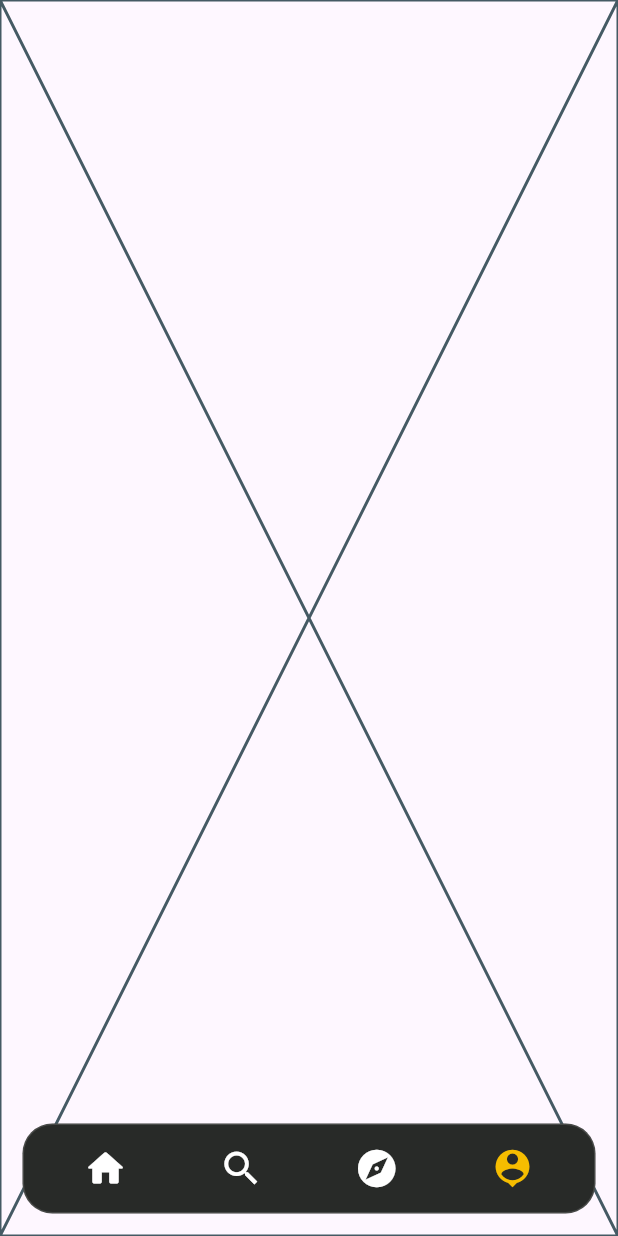
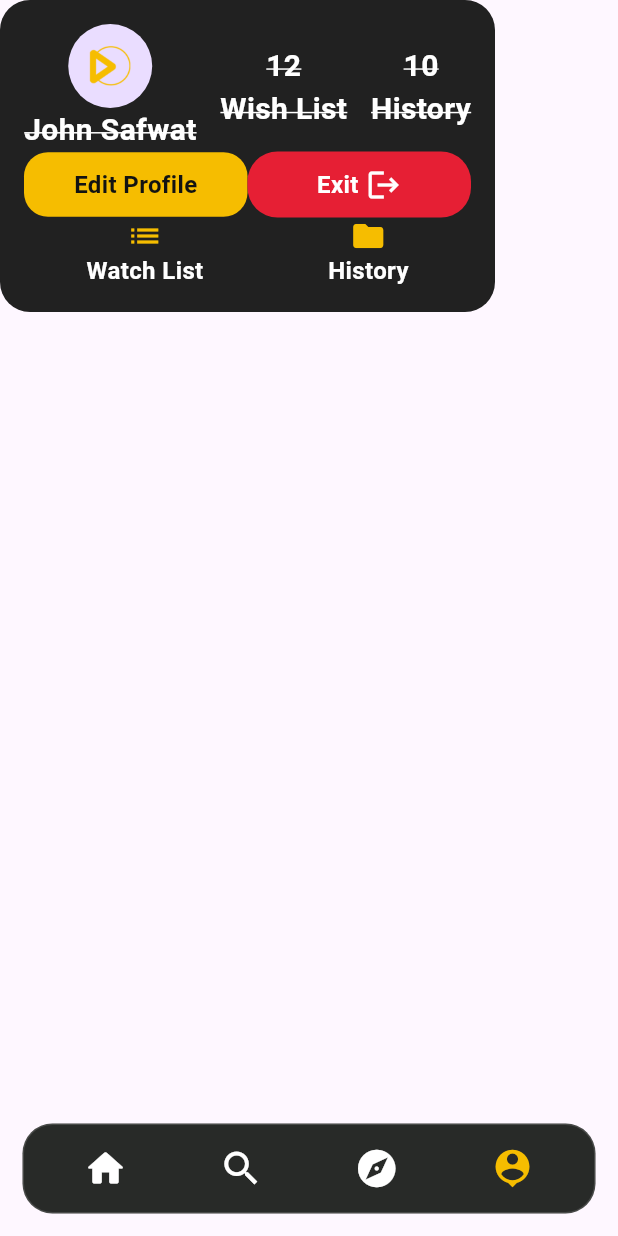
Before and after one commit to mariemtayel2-wq/movies_app, a Flutter app: the MainScreen screen opened by its route, item 4 of the bottom bar chosen, on a phone screen of 412 x 824 dp. Run offline on Flutter 3.47's test engine with Material 3 defaults, Android fonts, the phone set to English and light mode, and no system bars; our stand-ins replace auto_route, flutter_screenutil, google_fonts, shared_preferences; accounts and stored records are empty.

Commit message:
launcher icon app router ui profile and Browes

```diff
--- a/lib/core/resources/assets_manager.dart
+++ b/lib/core/resources/assets_manager.dart
@@ -10,5 +10,6 @@ abstract class AssetsManager {
   static const String register="assets/images/registerimage.png";
   static const String forgotpass="assets/images/forgetpass.png";
   static const String impatyimage="assets/images/imptyimage.png";
+  static const String launcericon="assets/images/launchericon.png";
 
 }
--- a/lib/core/resources/color_manager.dart
+++ b/lib/core/resources/color_manager.dart
@@ -8,4 +8,9 @@ abstract class ColorManager {
   static Color primaryblack = const Color(0xff121312);
   static Color primarywhite = const Color(0xffFFFFFF);
   static Color primaryRed = const Color(0xffe61f34);
+  static Color primarytarnsport=Colors.transparent;
+  static Color primarygray=Color(0xff121312B5);
+  static Color primarygrayprofile=Color(0xff212121);
+
+
 }
--- a/lib/core/resources/nav bages.dart
+++ b/lib/core/resources/nav bages.dart
@@ -7,8 +7,8 @@ import 'package:movies_app/features/homescreen/tabapages/ProfilePage.dart';
 class NavRoutes {
   static final List<Widget> pages = [
     Homepage(),
-    Browespage(),
-    Favoritespage(),
+    BrowesPage(),
+    FavoritesPage(),
     Profilepage(),
   ];
 }
--- a/lib/core/resources/textstyle_manager.dart
+++ b/lib/core/resources/textstyle_manager.dart
@@ -68,7 +68,6 @@ TextStyle buttonStyle({Color color = Colors.white}) => getTextStyle(
   fontSize: 16,
   fontWeight: FontWeight.w600,
   color: color,
-  letterSpacing: 1.2,
 );
 
 TextStyle linkStyle({Color color = Colors.blue}) => getTextStyle(
@@ -126,9 +125,10 @@ TextStyle priceStyle({Color color = Colors.green}) => getTextStyle(
   letterSpacing: 0.5,
 );
 
-TextStyle strikeThroughStyle({Color color = Colors.grey}) => getTextStyle(
-  fontSize: 14,
+TextStyle sourceStyle({Color color = Colors.grey}) => getTextStyle(
+  fontSize: 20,
   color: color,
   decoration: TextDecoration.lineThrough,
   decorationColor: color,
+  fontWeight: FontWeight.bold
 );
--- a/lib/core/route_manger/app_router.dart
+++ b/lib/core/route_manger/app_router.dart
@@ -2,6 +2,10 @@ import 'package:auto_route/auto_route.dart';
 import 'package:flutter/material.dart';
 import 'package:movies_app/features/forget/forgetscreen.dart';
 import 'package:movies_app/features/homescreen/mainsreen.dart';
+import 'package:movies_app/features/homescreen/tabapages/BrowesPage.dart';
+import 'package:movies_app/features/homescreen/tabapages/FavoritesPage.dart';
+import 'package:movies_app/features/homescreen/tabapages/HomePage.dart';
+import 'package:movies_app/features/homescreen/tabapages/ProfilePage.dart';
 import 'package:movies_app/features/login/presentation.dart';
 import 'package:movies_app/features/onBordingscreen/presentation.dart';
 import 'package:movies_app/features/register/presentation.dart';
@@ -21,6 +25,10 @@ class AppRouter extends RootStackRouter {
     AutoRoute(page: ForgetPasswordRoute.page),
     AutoRoute(page: MainRoute.page),
 
+    AutoRoute(page: ProfileRoute.page),
+    AutoRoute(page: BrowesRoute.page),
+    AutoRoute(page: HomeRoute.page),
+    AutoRoute(page: FavoritesRoute.page),
 
   ];
 }
--- /dev/null
+++ b/lib/core/widget/profile_card.dart
@@ -0,0 +1,116 @@
+import 'package:flutter/material.dart';
+import 'package:flutter_screenutil/flutter_screenutil.dart';
+import 'package:movies_app/core/resources/color_manager.dart';
+import 'package:movies_app/core/resources/textstyle_manager.dart';
+import '../resources/assets_manager.dart';
+
+class ProfileCard extends StatelessWidget {
+  const ProfileCard({super.key});
+
+  @override
+  Widget build(BuildContext context) {
+    return Container(
+      width: 330,
+      padding: const EdgeInsets.all(16),
+      decoration: BoxDecoration(
+        color: ColorManager.primarygrayprofile,
+        borderRadius: BorderRadius.circular(20),
+      ),
+
+      child: Column(
+        crossAxisAlignment: CrossAxisAlignment.start,
+        children: [
+          Row(
+            mainAxisAlignment: MainAxisAlignment.spaceBetween,
+            children: [
+              Column(
+                children: [
+                  CircleAvatar(
+                    radius: 28,
+                    backgroundImage: AssetImage(AssetsManager.logo),
+                  ),
+
+                  Text(
+                    "John Safwat",
+                    style: sourceStyle(color: ColorManager.primarywhite),
+                  ),
+                ],
+              ),
+
+              buildCounter("12", "Wish List"),
+
+              buildCounter("10", "History"),
+            ],
+          ),
+
+          Row(
+            children: [
+              Expanded(child: yellowButton("Edit Profile")),
+
+              Expanded(child: exitButton()),
+            ],
+          ),
+
+          Row(
+            mainAxisAlignment: MainAxisAlignment.spaceAround,
+            children: [
+              bottomItem(Icons.list, "Watch List"),
+
+              bottomItem(Icons.folder, "History"),
+            ],
+          ),
+        ],
+      ),
+    );
+  }
+
+  Widget buildCounter(String number, String title) {
+    return Column(
+      children: [
+        Text(number, style: sourceStyle(color: ColorManager.primarywhite)),
+        Text(title, style: sourceStyle(color: ColorManager.primarywhite)),
+      ],
+    );
+  }
+
+  Widget yellowButton(String text) {
+    return Container(
+      padding: const EdgeInsets.symmetric(vertical: 10),
+      decoration: BoxDecoration(
+        color: ColorManager.primaryYello,
+        borderRadius: BorderRadius.circular(16),
+      ),
+      child: Center(
+        child: Text(text, style: buttonStyle(color: ColorManager.primaryblack)),
+      ),
+    );
+  }
+
+  Widget exitButton() {
+    return Container(
+      padding: const EdgeInsets.symmetric(vertical: 10),
+      decoration: BoxDecoration(
+        color: ColorManager.primaryRed,
+        borderRadius: BorderRadius.circular(20),
+      ),
+      child: Row(
+        spacing: 5.w,
+        mainAxisAlignment: MainAxisAlignment.center,
+        children: [
+          Text("Exit", style: buttonStyle(color: ColorManager.primarywhite)),
+
+          Icon(Icons.logout, color: ColorManager.primarywhite),
+        ],
+      ),
+    );
+  }
+
+  Widget bottomItem(IconData icon, String text) {
+    return Column(
+      children: [
+        Icon(icon, color: ColorManager.primaryYello),
+        Text(text, style: buttonStyle(color: ColorManager.primarywhite)),
+      ],
+    );
+  }
+}
--- a/lib/features/homescreen/tabapages/FavoritesPage.dart
+++ b/lib/features/homescreen/tabapages/FavoritesPage.dart
@@ -1,7 +1,9 @@
+import 'package:auto_route/auto_route.dart';
 import 'package:flutter/material.dart';
 
-class Favoritespage extends StatelessWidget {
-  const Favoritespage({super.key});
+@RoutePage()
+class FavoritesPage extends StatelessWidget {
+  const FavoritesPage({super.key});
 
   @override
   Widget build(BuildContext context) {
--- a/lib/features/homescreen/tabapages/HomePage.dart
+++ b/lib/features/homescreen/tabapages/HomePage.dart
@@ -1,5 +1,7 @@
+import 'package:auto_route/auto_route.dart';
 import 'package:flutter/material.dart';
 
+@RoutePage()
 class Homepage extends StatelessWidget {
   const Homepage({super.key});
 
--- a/lib/features/homescreen/tabapages/ProfilePage.dart
+++ b/lib/features/homescreen/tabapages/ProfilePage.dart
@@ -1,10 +1,18 @@
+import 'package:auto_route/auto_route.dart';
 import 'package:flutter/material.dart';
-
+import 'package:movies_app/core/widget/profile_card.dart';
+@RoutePage()
 class Profilepage extends StatelessWidget {
   const Profilepage({super.key});
 
   @override
   Widget build(BuildContext context) {
-    return const Placeholder();
+    return Column(
+      children: [
+        ProfileCard(),
+
+
+      ],
+    );
   }
 }
```
Also changed, not shown: lib/core/widget/Movies_sources.dart (added, +37 -0 lines), lib/core/widget/Moviescontainer_Broweser.dart (added, +42 -0 lines), lib/core/widget/elevetedbutton.dart (+14 -17 lines), lib/features/homescreen/tabapages/BrowesPage.dart (+53 -3 lines), pubspec.yaml (+8 -1 lines), lib/core/route_manger/app_router.gr.dart, pubspec.lock, 18 other files.
